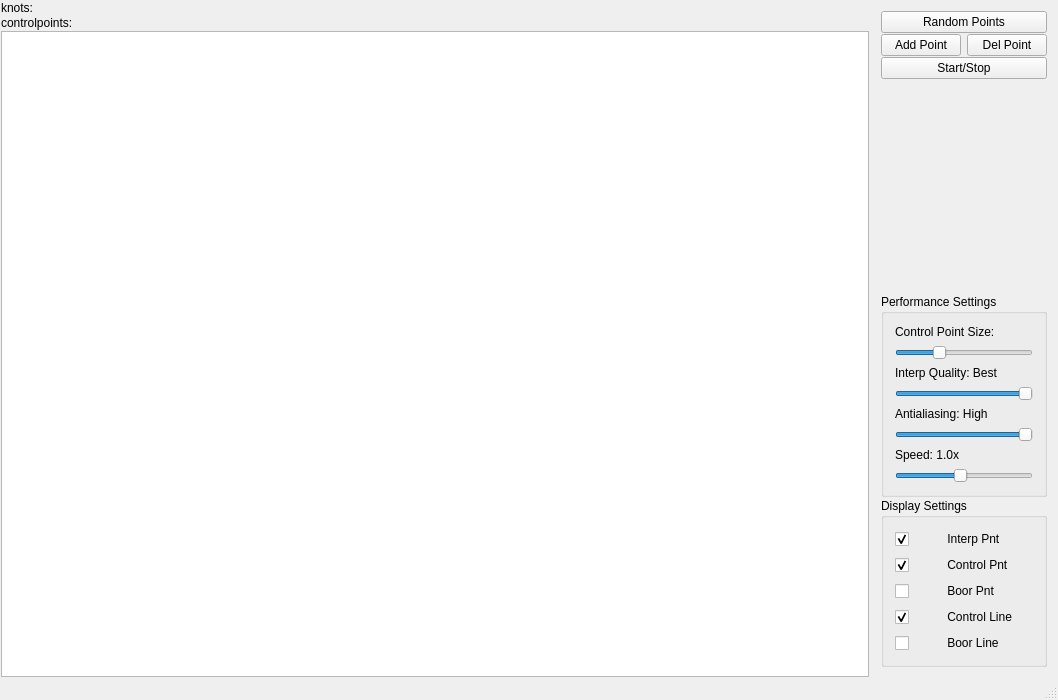
This is mainwindow.ui in kunlina/animated-b-spline as Qt 5 draws it before an edit. The edited form follows.
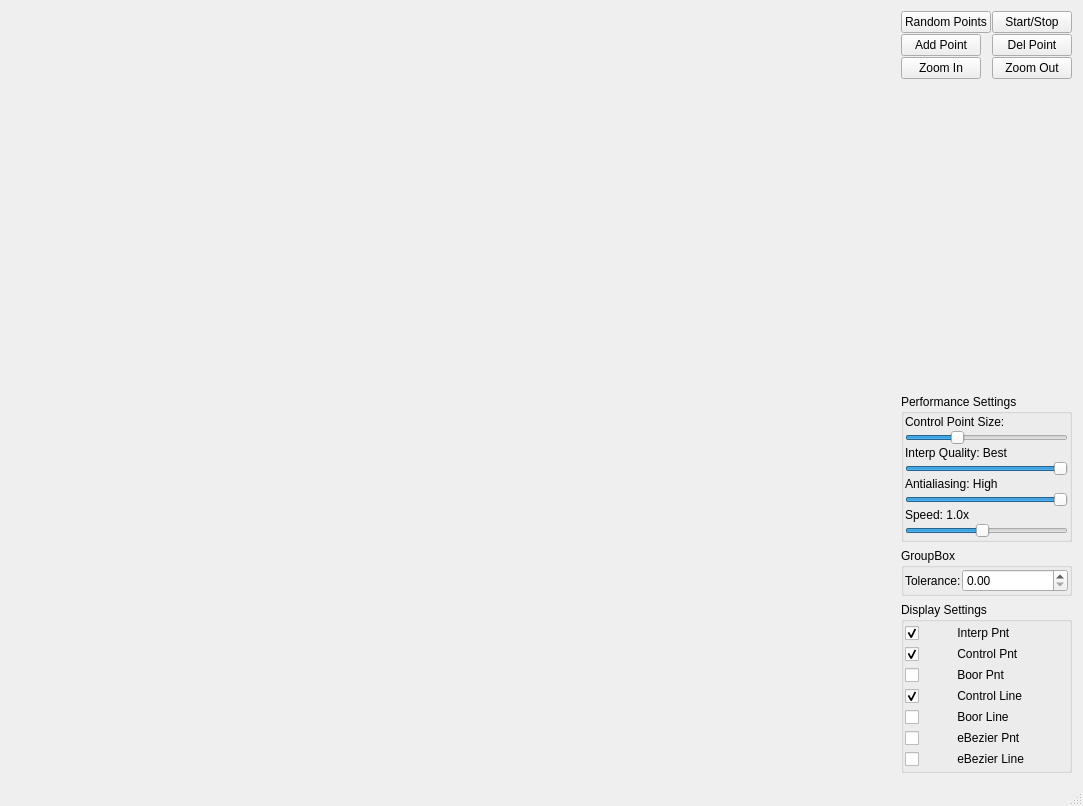
This is the edited form. The open tabs and pages were chosen to show the change.

Diff of the .ui file:
```diff
--- a/mainwindow.ui
+++ b/mainwindow.ui
@@ -6,8 +6,8 @@
    <rect>
     <x>0</x>
     <y>0</y>
-    <width>1058</width>
-    <height>700</height>
+    <width>1083</width>
+    <height>806</height>
    </rect>
   </property>
   <property name="minimumSize">
@@ -99,6 +99,7 @@
         </item>
        </layout>
       </widget>
+      <widget class="QWidget" name="scene3D"/>
      </widget>
     </item>
     <item>
@@ -106,26 +107,42 @@
       <property name="frameShape">
        <enum>QFrame::NoFrame</enum>
       </property>
-      <layout class="QVBoxLayout" name="verticalLayout_4">
-       <property name="spacing">
-        <number>1</number>
-       </property>
+      <layout class="QVBoxLayout" name="verticalLayout_2">
        <item>
-        <widget class="QPushButton" name="startStopButton">
-         <property name="sizePolicy">
-          <sizepolicy hsizetype="Minimum" vsizetype="Minimum">
-           <horstretch>0</horstretch>
-           <verstretch>0</verstretch>
-          </sizepolicy>
+        <layout class="QFormLayout" name="formLayout_2">
+         <property name="horizontalSpacing">
+          <number>1</number>
          </property>
-         <property name="text">
-          <string>Random Points</string>
+         <property name="verticalSpacing">
+          <number>1</number>
          </property>
-        </widget>
-       </item>
-       <item>
-        <layout class="QHBoxLayout" name="horizontalLayout_3">
-         <item>
+         <item row="0" column="0">
+          <widget class="QPushButton" name="startStopButton">
+           <property name="sizePolicy">
+            <sizepolicy hsizetype="Minimum" vsizetype="Minimum">
+             <horstretch>0</horstretch>
+             <verstretch>0</verstretch>
+            </sizepolicy>
+           </property>
+           <property name="text">
+            <string>Random Points</string>
+           </property>
+          </widget>
+         </item>
+         <item row="0" column="1">
+          <widget class="QPushButton" name="RandomButton">
+           <property name="sizePolicy">
+            <sizepolicy hsizetype="Minimum" vsizetype="Minimum">
+             <horstretch>0</horstretch>
+             <verstretch>0</verstretch>
+            </sizepolicy>
+           </property>
+           <property name="text">
+            <string>Start/Stop</string>
+           </property>
+          </widget>
+         </item>
+         <item row="1" column="0">
           <widget class="QPushButton" name="AddPointButton">
            <property name="sizePolicy">
             <sizepolicy hsizetype="Minimum" vsizetype="Minimum">
@@ -138,7 +155,7 @@
            </property>
           </widget>
          </item>
-         <item>
+         <item row="1" column="1">
           <widget class="QPushButton" name="DelPointButton">
            <property name="sizePolicy">
             <sizepolicy hsizetype="Minimum" vsizetype="Minimum">
@@ -151,21 +168,22 @@
            </property>
           </widget>
          </item>
+         <item row="2" column="0">
+          <widget class="QPushButton" name="zoomInBtn">
+           <property name="text">
+            <string>Zoom In</string>
+           </property>
+          </widget>
+         </item>
+         <item row="2" column="1">
+          <widget class="QPushButton" name="zoomOutBtn">
+           <property name="text">
+            <string>Zoom Out</string>
+           </property>
+          </widget>
+         </item>
         </layout>
        </item>
-       <item>
-        <widget class="QPushButton" name="RandomButton">
-         <property name="sizePolicy">
-          <sizepolicy hsizetype="Minimum" vsizetype="Minimum">
-           <horstretch>0</horstretch>
-           <verstretch>0</verstretch>
-          </sizepolicy>
-         </property>
-         <property name="text">
-          <string>Start/Stop</string>
-         </property>
-        </widget>
-       </item>
        <item>
         <spacer name="verticalSpacer">
          <property name="orientation">
@@ -185,6 +203,21 @@
           <string>Performance Settings</string>
          </property>
          <layout class="QVBoxLayout" name="verticalLayout_3">
+          <property name="spacing">
+           <number>1</number>
+          </property>
+          <property name="leftMargin">
+           <number>1</number>
+          </property>
+          <property name="topMargin">
+           <number>1</number>
+          </property>
+          <property name="rightMargin">
+           <number>1</number>
+          </property>
+          <property name="bottomMargin">
+           <number>1</number>
+          </property>
           <item>
            <widget class="QLabel" name="controlPtSizeLabel">
             <property name="text">
@@ -307,6 +340,44 @@
          </layout>
         </widget>
        </item>
+       <item>
+        <widget class="QGroupBox" name="groupBox_2">
+         <property name="title">
+          <string>GroupBox</string>
+         </property>
+         <layout class="QFormLayout" name="formLayout">
+          <property name="horizontalSpacing">
+           <number>1</number>
+          </property>
+          <property name="leftMargin">
+           <number>1</number>
+          </property>
+          <property name="topMargin">
+           <number>1</number>
+          </property>
+          <property name="rightMargin">
+           <number>1</number>
+          </property>
+          <property name="bottomMargin">
+           <number>1</number>
+          </property>
+          <item row="0" column="0">
+           <widget class="QLabel" name="label">
+            <property name="text">
+             <string>Tolerance:</string>
+            </property>
+           </widget>
+          </item>
+          <item row="0" column="1">
+           <widget class="QDoubleSpinBox" name="torence">
+            <property name="maximum">
+             <double>999.899999999999977</double>
+            </property>
+           </widget>
+          </item>
+         </layout>
+        </widget>
+       </item>
        <item>
         <widget class="QGroupBox" name="groupBox">
          <property name="sizePolicy">
@@ -319,6 +390,21 @@
           <string>Display Settings</string>
          </property>
          <layout class="QVBoxLayout" name="verticalLayout">
+          <property name="spacing">
+           <number>1</number>
+          </property>
+          <property name="leftMargin">
+           <number>1</number>
+          </property>
+          <property name="topMargin">
+           <number>1</number>
+          </property>
+          <property name="rightMargin">
+           <number>1</number>
+          </property>
+          <property name="bottomMargin">
+           <number>1</number>
+          </property>
           <item>
            <widget class="QCheckBox" name="checkBox">
             <property name="sizePolicy">
@@ -378,6 +464,26 @@
             </property>
            </widget>
           </item>
+          <item>
+           <widget class="QCheckBox" name="easyBezierPt">
+            <property name="text">
+             <string>          eBezier Pnt</string>
+            </property>
+            <property name="checked">
+             <bool>false</bool>
+            </property>
+           </widget>
+          </item>
+          <item>
+           <widget class="QCheckBox" name="easyBezierLine">
+            <property name="text">
+             <string>          eBezier Line</string>
+            </property>
+            <property name="checked">
+             <bool>false</bool>
+            </property>
+           </widget>
+          </item>
          </layout>
         </widget>
        </item>
```
Left out of the diff: 2 changed lines with no effect on the pictures.
